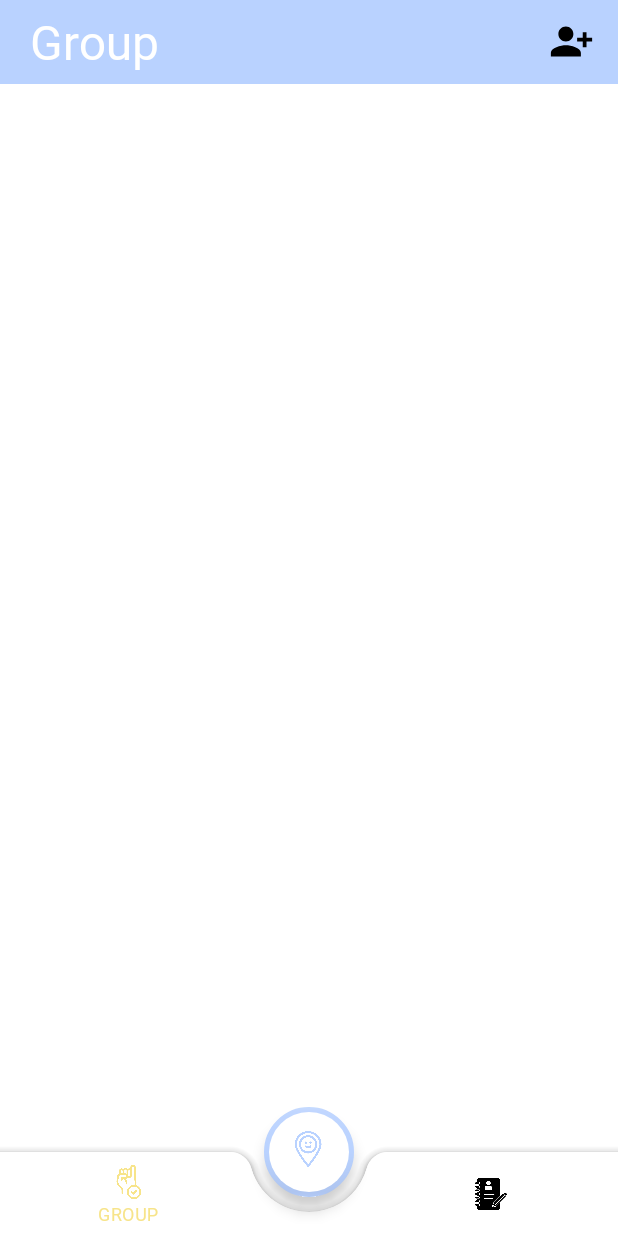
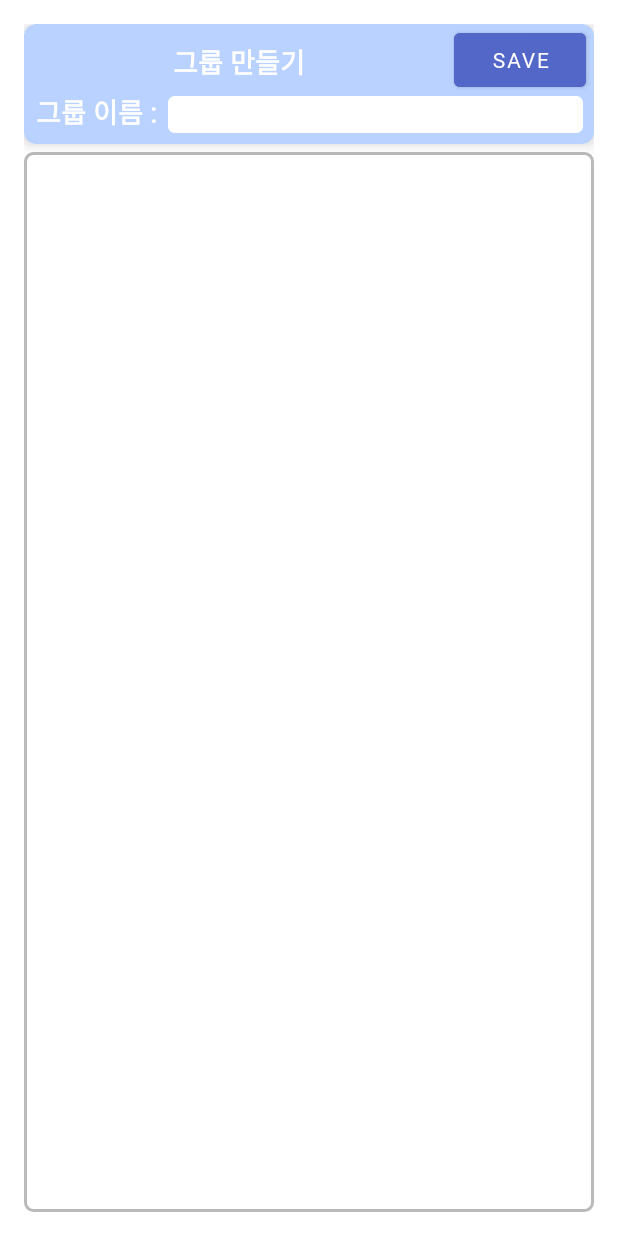
Before and after one commit to dabee2/Promise, an Android app: the MainActivity screen opened directly, with no data from a screen before it, after a tap on an icon or button, on a phone screen of 412 x 824 dp. Run offline under Robolectric (Android 15) with nearby library versions, the phone set to English and light mode, and no system bars; our stand-ins replace Firebase (no records; nobody signed in at launch, a user with empty details on screens opened directly); 1 statement that could not run was skipped.

Commit message:
20221108 commit

```diff
--- a/app/src/main/AndroidManifest.xml
+++ b/app/src/main/AndroidManifest.xml
@@ -19,8 +19,9 @@
         android:usesCleartextTraffic="true"
         tools:targetApi="31">
         <activity
-            android:name=".MainActivity2"
+            android:name=".GroupAddActivity"
             android:exported="false" />
+
         <activity
             android:name=".Login"
             android:exported="true">
--- a/app/src/main/java/com/dabee/promise/GroupFragment.kt
+++ b/app/src/main/java/com/dabee/promise/GroupFragment.kt
@@ -1,6 +1,5 @@
 package com.dabee.promise
 
-import android.app.ActionBar
 import android.content.Intent
 import android.os.Bundle
 import android.view.*
@@ -8,8 +7,6 @@ import android.widget.ImageView
 import android.widget.Toast
 import androidx.fragment.app.Fragment
 import com.dabee.promise.databinding.FragmentGroupBinding
-import com.dabee.promise.databinding.FragmentMembershipBinding
-import net.daum.mf.map.api.MapView
 
 // TODO: Rename parameter arguments, choose names that match
 // the fragment initialization parameters, e.g. ARG_ITEM_NUMBER
@@ -34,10 +31,6 @@ class GroupFragment : Fragment() {
         arguments?.let {
             param1 = it.getString(ARG_PARAM1)
             param2 = it.getString(ARG_PARAM2)
-
-
-
-
         }
     }
 
@@ -56,9 +49,10 @@ class GroupFragment : Fragment() {
 
 
 
+
         iv.setOnClickListener {
             Toast.makeText(context, "s", Toast.LENGTH_SHORT).show()
-            val intent = Intent(context,MainActivity2::class.java)
+            val intent = Intent(context,GroupAddActivity::class.java)
             startActivity(intent)
 
 
--- a/app/src/main/java/com/dabee/promise/Item.kt
+++ b/app/src/main/java/com/dabee/promise/Item.kt
@@ -6,3 +6,4 @@ package com.dabee.promise
 //              객체간에 주소값을 비교하지 않고 멤버값을 비교해주도록 설계되는 특별한 class
 data class Item constructor(var title:String, var place:String, var time:String, var group:String)
 data class FriendsItem constructor(var name:String, var img:String, var id:String)
+data class UserCheckStatus(val position: Int, var isChecked: Boolean)
--- a/app/src/main/java/com/dabee/promise/MainActivity.kt
+++ b/app/src/main/java/com/dabee/promise/MainActivity.kt
@@ -24,7 +24,7 @@ class MainActivity : AppCompatActivity() {
         super.onCreate(savedInstanceState)
         setContentView(binding.root)
 
-        var vv:Boolean? = null
+        var isMembtn:Boolean = false
         val bnv_main = binding.bnv
         val myAnim :Animation = AnimationUtils.loadAnimation(this, R.anim.rotate_open);
         supportFragmentManager.beginTransaction().add(R.id.fragment, MyFragment()).commit()
@@ -40,6 +40,7 @@ class MainActivity : AppCompatActivity() {
                         bnv_main.itemIconTintList = ContextCompat.getColorStateList(this, R.color.nav_item2)
                         bnv_main.itemTextColor = ContextCompat.getColorStateList(this, R.color.nav_item2)
                         GroupFragment()
+
 
                     }
                     R.id.menu_bnv_my -> {
@@ -57,6 +58,7 @@ class MainActivity : AppCompatActivity() {
                         bnv_main.itemIconTintList = ContextCompat.getColorStateList(this, R.color.nav_item3)
                         bnv_main.itemTextColor = ContextCompat.getColorStateList(this, R.color.nav_item3)
                         MembershipFragment()
+
                     }
                     else -> {
 //                        bnv_main.itemIconTintList = ContextCompat.getColorStateList(this, R.color.nav_item)
@@ -96,6 +98,7 @@ class MainActivity : AppCompatActivity() {
             .beginTransaction().detach(fragment).attach(fragment)
             .replace(R.id.fragment, fragment)
             .commit()
+
     }
 
 
--- a/app/src/main/java/com/dabee/promise/RecyclerAdapterFriends.kt
+++ b/app/src/main/java/com/dabee/promise/RecyclerAdapterFriends.kt
@@ -17,12 +17,14 @@ import com.google.firebase.firestore.FirebaseFirestore
 class RecyclerAdapterFriends constructor(val context:Context, var items:MutableList<FriendsItem>): RecyclerView.Adapter<RecyclerAdapterFriends.VH>(){
 
     inner class VH constructor(itemView: View) : RecyclerView.ViewHolder(itemView){
+
         val binding:RecyclerItemMembershipBinding = RecyclerItemMembershipBinding.bind(itemView)
     }
 
 
     override fun onCreateViewHolder(parent: ViewGroup, viewType: Int): VH {
         val layoutInflater:LayoutInflater = LayoutInflater.from(context)
+
         val itemView:View = layoutInflater.inflate(R.layout.recycler_item_membership,parent,false)
 
         return VH(itemView)
--- /dev/null
+++ b/app/src/main/res/layout/activity_add_group.xml
@@ -0,0 +1,115 @@
+<?xml version="1.0" encoding="utf-8"?>
+<androidx.constraintlayout.widget.ConstraintLayout xmlns:android="http://schemas.android.com/apk/res/android"
+    xmlns:app="http://schemas.android.com/apk/res-auto"
+    xmlns:tools="http://schemas.android.com/tools"
+    android:layout_width="match_parent"
+    android:layout_height="match_parent"
+    android:padding="16dp"
+    tools:context=".GroupAddActivity">
+
+    <RelativeLayout
+        android:layout_width="match_parent"
+        android:layout_height="match_parent">
+
+
+        <androidx.cardview.widget.CardView
+            android:id="@+id/cv"
+            android:layout_width="match_parent"
+            android:layout_height="80dp"
+            app:cardCornerRadius="8dp"
+            app:cardElevation="5dp"
+            app:cardBackgroundColor="@color/my_color">
+
+            <RelativeLayout
+                android:layout_width="match_parent"
+                android:layout_height="match_parent">
+
+                <TextView
+
+                    android:layout_width="match_parent"
+                    android:layout_height="40dp"
+                    android:layout_marginStart="5dp"
+                    android:layout_marginTop="5dp"
+                    android:layout_marginEnd="5dp"
+                    android:layout_marginBottom="5dp"
+                    android:fontFamily="@font/binggrae"
+                    android:gravity="center"
+                    android:layout_toLeftOf="@id/btn_save"
+                    android:text="그룹 만들기"
+                    android:textSize="18sp"
+                    android:textColor="@color/white"
+                    android:textStyle="bold" />
+
+                <Button
+                    android:id="@+id/btn_save"
+                    android:layout_width="wrap_content"
+                    android:layout_height="wrap_content"
+                    android:layout_alignParentRight="true"
+                    android:layout_marginRight="5dp"
+                    android:backgroundTint="@color/my_color3"
+                    android:text="save" />
+
+                <TextView
+                    android:id="@+id/tv"
+                    android:layout_width="wrap_content"
+                    android:layout_height="wrap_content"
+                    android:layout_alignParentBottom="true"
+                    android:layout_marginStart="8dp"
+                    android:layout_marginTop="5dp"
+                    android:layout_marginEnd="5dp"
+                    android:layout_marginBottom="8dp"
+                    android:fontFamily="@font/binggrae"
+                    android:text="그룹 이름 :"
+                    android:textSize="18sp"
+                    android:textColor="@color/white"
+                    android:textStyle="bold" />
+
+                <EditText
+                    android:layout_width="match_parent"
+                    android:layout_height="wrap_content"
+                    android:layout_alignParentBottom="true"
+                    android:layout_marginTop="5dp"
+                    android:layout_marginEnd="5dp"
+                    android:layout_marginBottom="5dp"
+                    android:layout_toRightOf="@id/tv"
+                    android:background="@drawable/bg_et"
+                    android:fontFamily="@font/binggrae"
+                    android:inputType="text"
+                    android:padding="6dp"
+                    android:textSize="12sp" />
+
+
+            </RelativeLayout>
+
+
+        </androidx.cardview.widget.CardView>
+
+        <RelativeLayout
+            android:layout_width="match_parent"
+            android:layout_height="match_parent"
+            android:layout_below="@id/cv"
+            android:background="@drawable/bg_et2"
+            android:layout_marginTop="5dp">
+
+            <androidx.recyclerview.widget.RecyclerView
+                android:id="@+id/rycycler"
+                android:layout_width="match_parent"
+                android:layout_height="match_parent"
+                android:orientation="vertical"
+                android:padding="2dp"
+                app:layoutManager="androidx.recyclerview.widget.LinearLayoutManager" />
+
+
+        </RelativeLayout>
+
+
+
+
+
+
+
+
+    </RelativeLayout>
+
+
+</androidx.constraintlayout.widget.ConstraintLayout>
--- a/app/src/main/res/layout/fragment_membership.xml
+++ b/app/src/main/res/layout/fragment_membership.xml
@@ -151,11 +151,11 @@
             android:id="@+id/recycler"
             android:layout_width="match_parent"
             android:layout_height="match_parent"
-            app:layoutManager="androidx.recyclerview.widget.LinearLayoutManager"
+            android:layout_below="@id/iv1"
+            android:clipToPadding="false"
             android:orientation="vertical"
-            android:layout_below="@id/iv1"
             android:paddingBottom="50dp"
-            android:clipToPadding="false" />
+            app:layoutManager="androidx.recyclerview.widget.LinearLayoutManager" />
 
 
     </RelativeLayout>
```
Also changed, not shown: app/src/main/java/com/dabee/promise/Login.kt (+11 -8 lines), app/src/main/java/com/dabee/promise/RecyclerAdapterFriendsRadio.kt (added, +63 -0 lines), app/src/main/res/layout/activity_main2.xml (deleted, +0 -15 lines), app/src/main/res/layout/recycler_item_group_add.xml (added, +52 -0 lines).
